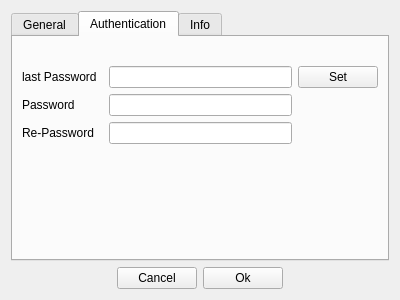
This is Widgets/setting.ui in erfan-mohammadzade/Watchdox as Qt 5 draws it before an edit. The edited form follows.
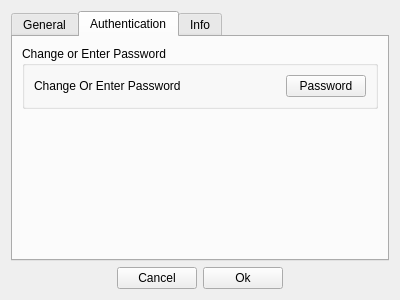
This is the edited form. The open tabs and pages were chosen to show the change.

```diff
--- a/Widgets/setting.ui
+++ b/Widgets/setting.ui
@@ -150,52 +150,40 @@
       </attribute>
       <layout class="QGridLayout" name="gridLayout_3">
        <item row="0" column="0">
-        <layout class="QGridLayout" name="gridLayout_2">
-         <item row="3" column="2">
-          <widget class="QLineEdit" name="lineEdit_2"/>
-         </item>
-         <item row="0" column="0" colspan="4">
-          <widget class="QLabel" name="label_3">
-           <property name="text">
-            <string/>
-           </property>
-          </widget>
-         </item>
-         <item row="2" column="0">
-          <widget class="QLabel" name="label">
-           <property name="text">
-            <string>Password</string>
-           </property>
-          </widget>
-         </item>
-         <item row="3" column="0">
-          <widget class="QLabel" name="label_2">
-           <property name="text">
-            <string>Re-Password</string>
-           </property>
-          </widget>
-         </item>
-         <item row="2" column="2">
-          <widget class="QLineEdit" name="lineEdit"/>
-         </item>
-         <item row="1" column="2">
-          <widget class="QLineEdit" name="lineEdit_3"/>
-         </item>
-         <item row="1" column="0">
-          <widget class="QLabel" name="label_8">
-           <property name="text">
-            <string>last Password</string>
-           </property>
-          </widget>
-         </item>
-         <item row="1" column="3">
-          <widget class="QPushButton" name="pushButtonSetPassword">
-           <property name="text">
-            <string>Set</string>
-           </property>
-          </widget>
-         </item>
-        </layout>
+        <widget class="QGroupBox" name="groupBox">
+         <property name="title">
+          <string>Change or Enter Password</string>
+         </property>
+         <layout class="QGridLayout" name="gridLayout_2">
+          <item row="0" column="0">
+           <widget class="QLabel" name="labelPasswordHint">
+            <property name="text">
+             <string>Change Or Enter Password</string>
+            </property>
+           </widget>
+          </item>
+          <item row="0" column="2">
+           <widget class="QPushButton" name="pushButtonChangeOrEnterPassword">
+            <property name="text">
+             <string>Password</string>
+            </property>
+           </widget>
+          </item>
+          <item row="0" column="1">
+           <spacer name="horizontalSpacer_5">
+            <property name="orientation">
+             <enum>Qt::Horizontal</enum>
+            </property>
+            <property name="sizeHint" stdset="0">
+             <size>
+              <width>40</width>
+              <height>20</height>
+             </size>
+            </property>
+           </spacer>
+          </item>
+         </layout>
+        </widget>
        </item>
        <item row="1" column="0">
         <spacer name="verticalSpacer">
@@ -205,7 +193,7 @@
          <property name="sizeHint" stdset="0">
           <size>
            <width>20</width>
-           <height>147</height>
+           <height>40</height>
           </size>
          </property>
         </spacer>
```
Left out of the diff: 104 changed lines with no effect on the pictures.
